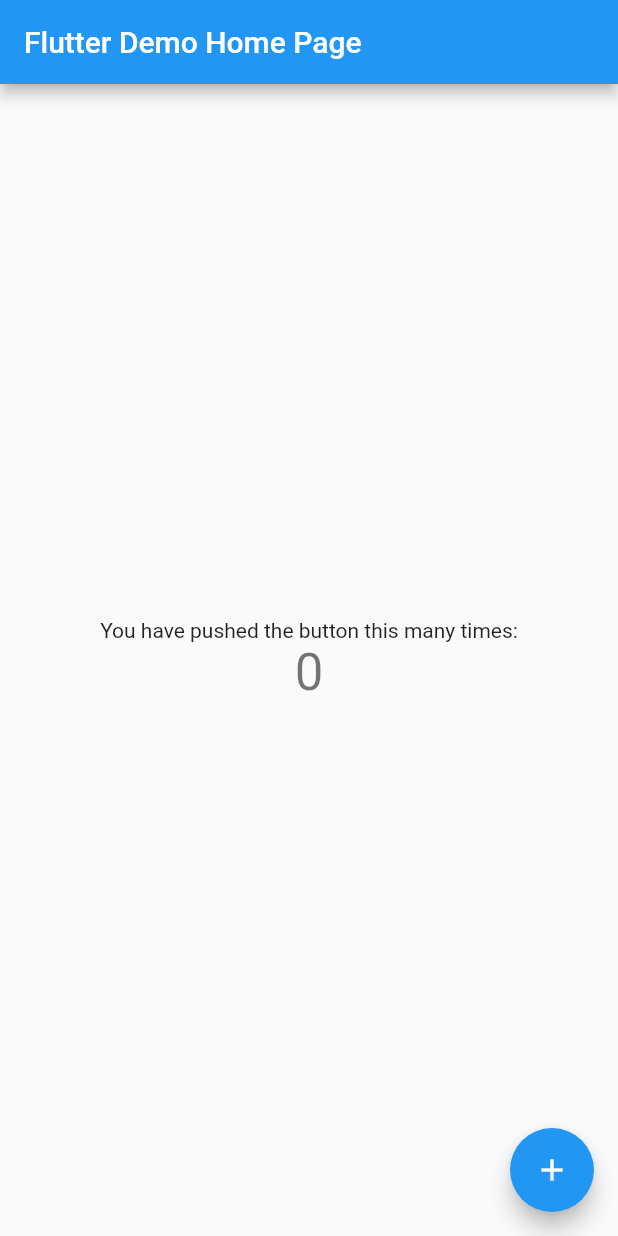
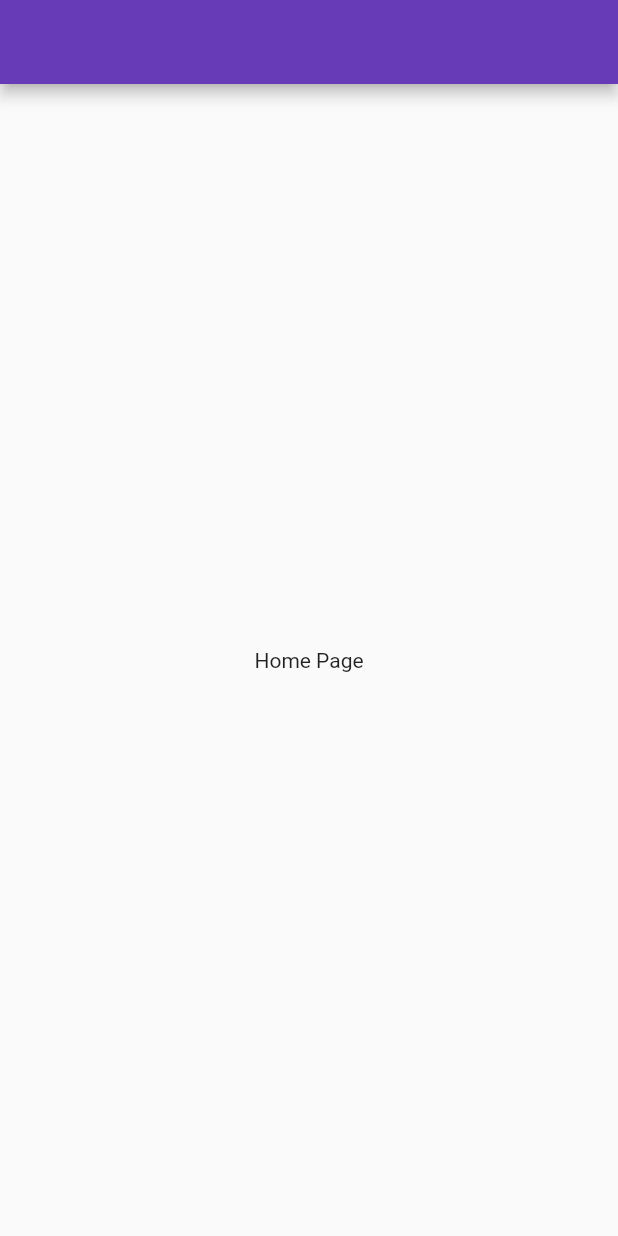
Before and after one commit to MichelHanzenScheeren/todo_app_siliconvillage, a Flutter app: the screen it shows after launch, on a phone screen of 412 x 824 dp. Run offline on Flutter 3.47's test engine with Material 2 defaults, Android fonts, the phone set to English and light mode, and no system bars.

Commit message:
Criação do conjunto de pastas do projeto e do arquivo da página inicial.

```diff
--- a/lib/main.dart
+++ b/lib/main.dart
@@ -1,4 +1,6 @@
 import 'package:flutter/material.dart';
+
+import 'presentation/screens/home_screen.dart';
 
 void main() {
   runApp(const MyApp());
@@ -10,58 +12,12 @@ class MyApp extends StatelessWidget {
   @override
   Widget build(BuildContext context) {
     return MaterialApp(
-      title: 'Flutter Demo',
+      title: 'To-do app Silicon Village',
       theme: ThemeData(
-        primarySwatch: Colors.blue,
+        primarySwatch: Colors.deepPurple,
       ),
-      home: const MyHomePage(title: 'Flutter Demo Home Page'),
+      debugShowCheckedModeBanner: false,
+      home: const HomeScreen(),
     );
   }
 }
-
-class MyHomePage extends StatefulWidget {
-  const MyHomePage({super.key, required this.title});
-
-  final String title;
-
-  @override
-  State<MyHomePage> createState() => _MyHomePageState();
-}
-
-class _MyHomePageState extends State<MyHomePage> {
-  int _counter = 0;
-
-  void _incrementCounter() {
-    setState(() {
-      _counter++;
-    });
-  }
-
-  @override
-  Widget build(BuildContext context) {
-    return Scaffold(
-      appBar: AppBar(
-        title: Text(widget.title),
-      ),
-      body: Center(
-        child: Column(
-          mainAxisAlignment: MainAxisAlignment.center,
-          children: <Widget>[
-            const Text(
-              'You have pushed the button this many times:',
-            ),
-            Text(
-              '$_counter',
-              style: Theme.of(context).textTheme.headline4,
-            ),
-          ],
-        ),
-      ),
-      floatingActionButton: FloatingActionButton(
-        onPressed: _incrementCounter,
-        tooltip: 'Increment',
-        child: const Icon(Icons.add),
-      ),
-    );
-  }
-}
--- /dev/null
+++ b/lib/presentation/screens/home_screen.dart
@@ -0,0 +1,17 @@
+import 'package:flutter/material.dart';
+
+class HomeScreen extends StatelessWidget {
+  const HomeScreen({Key? key}) : super(key: key);
+
+  @override
+  Widget build(BuildContext context) {
+    return Scaffold(
+      appBar: AppBar(
+        title: const Text(''),
+      ),
+      body: const Center(
+        child: Text('Home Page'),
+      ),
+    );
+  }
+}
```
